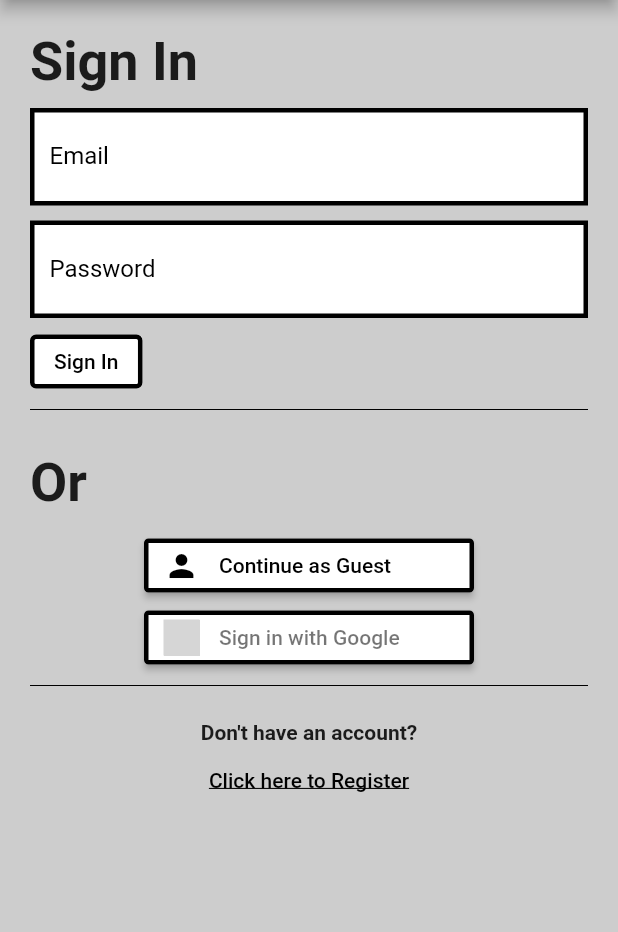
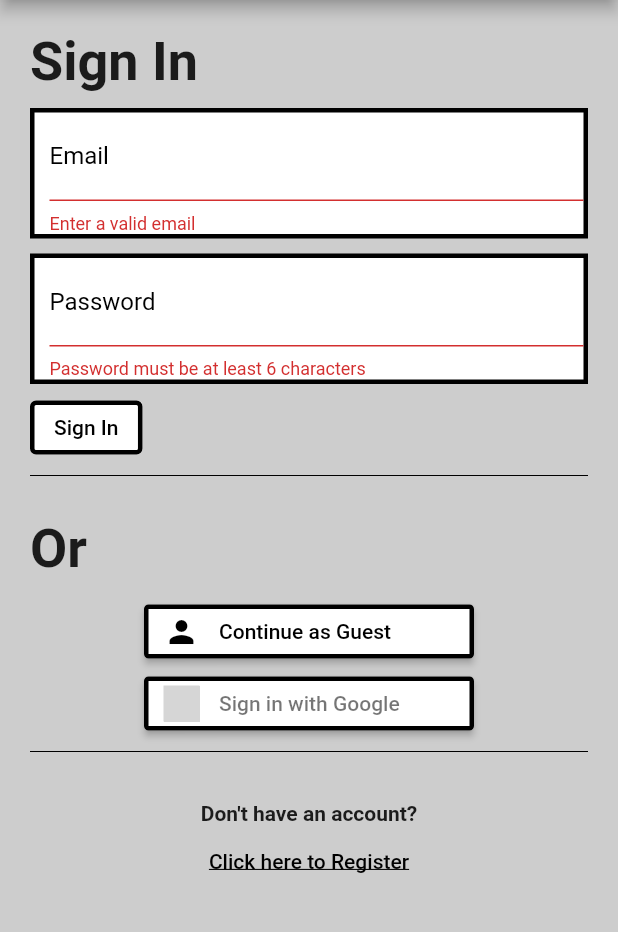
Before and after one commit to deccygpm/UofG-Prepare, a Flutter app: the screen it shows after launch, after a tap on "Sign In", on a phone screen of 412 x 824 dp, the part 90-1022 px from its top. Run offline on Flutter 3.47's test engine with Material 2 defaults, Android fonts, the phone set to English and light mode, and no system bars; our stand-ins replace email_validator, firebase_auth, firebase_core, flutter_signin_button, font_awesome_flutter, google_fonts and 2 more; accounts and stored records are empty; grey boxes are pictures that could not be loaded.

Commit message:
[#20] Added client side validation and some refactoring

```diff
--- a/lib/home/home.dart
+++ b/lib/home/home.dart
@@ -12,7 +12,9 @@ class Home extends StatelessWidget {
         stream: AuthService().userStream,
         builder: (context, snapshot) {
           if (snapshot.connectionState == ConnectionState.waiting) {
-            return const Text("loading");
+            return const Center(
+              child: CircularProgressIndicator(),
+            );
           } else if (snapshot.hasError) {
             return const Text("error");
           } else if (snapshot.hasData) {
--- a/lib/login/login.dart
+++ b/lib/login/login.dart
@@ -1,19 +1,32 @@
-import 'dart:io' show Platform;
-
+import 'package:email_validator/email_validator.dart';
 import 'package:flutter/material.dart';
-import 'package:flutter_signin_button/flutter_signin_button.dart';
+import 'package:l2_transition/login/login_buttons.dart';
+import 'package:l2_transition/login/register_link.dart';
+import 'package:l2_transition/main.dart';
 import 'package:l2_transition/shared/shared.dart';
 
 import '../services/auth.dart';
 
-// ignore: must_be_immutable
-class LoginScreen extends StatelessWidget {
+class LoginScreen extends StatefulWidget {
   LoginScreen({
     Key? key,
   }) : super(key: key);
 
-  String email = "";
-  String password = "";
+  @override
+  State<LoginScreen> createState() => _LoginScreenState();
+}
+
+class _LoginScreenState extends State<LoginScreen> {
+  final formKey = GlobalKey<FormState>();
+  final emailController = TextEditingController();
+  final passwordController = TextEditingController();
+
+  @override
+  void dispose() {
+    emailController.dispose();
+    passwordController.dispose();
+    super.dispose();
+  }
 
   @override
   Widget build(BuildContext context) {
@@ -24,6 +37,11 @@ class LoginScreen extends StatelessWidget {
           child:
               Column(crossAxisAlignment: CrossAxisAlignment.start, children: [
             const Headline(data: "Sign In"),
+            Form(
+              key: formKey,
+              child: Column(
+                crossAxisAlignment: CrossAxisAlignment.start,
+                children: [
                   Container(
                     decoration: BoxDecoration(
                         color: Colors.white,
@@ -33,12 +51,16 @@ class LoginScreen extends StatelessWidget {
                         )),
                     child: Padding(
                         padding: const EdgeInsets.only(left: 10),
-                  child: TextField(
-                    onChanged: (value) {
-                      email = value;
-                    },
+                        child: TextFormField(
+                          controller: emailController,
+                          textInputAction: TextInputAction.next,
                           keyboardType: TextInputType.emailAddress,
                           decoration: const InputDecoration(labelText: "Email"),
+                          autovalidateMode: AutovalidateMode.onUserInteraction,
+                          validator: (email) =>
+                              email != null && !EmailValidator.validate(email)
+                                  ? 'Enter a valid email'
+                                  : null,
                         )),
                   ),
                   Padding(
@@ -52,20 +74,41 @@ class LoginScreen extends StatelessWidget {
                           )),
                       child: Padding(
                           padding: const EdgeInsets.only(left: 10),
-                    child: TextField(
+                          child: TextFormField(
+                            controller: passwordController,
                             obscureText: true,
-                      onChanged: (value) {
-                        password = value;
-                      },
-                      keyboardType: TextInputType.emailAddress,
-                      decoration: const InputDecoration(labelText: "Password"),
+                            textInputAction: TextInputAction.done,
+                            decoration:
+                                const InputDecoration(labelText: "Password"),
+                            autovalidateMode:
+                                AutovalidateMode.onUserInteraction,
+                            validator: (password) =>
+                                password != null && !(password.length > 6)
+                                    ? 'Password must be at least 6 characters'
+                                    : null,
                           )),
                     ),
                   ),
                   Padding(
                     padding: const EdgeInsets.only(top: 5),
                     child: OutlinedButton(
-                onPressed: () => AuthService().emailSignIn(email, password),
+                      onPressed: () {
+                        final isValid = formKey.currentState!.validate();
+                        if (!isValid) return;
+
+                        showDialog(
+                            context: context,
+                            barrierDismissible: true,
+                            builder: (context) => const Center(
+                                  child: CircularProgressIndicator(),
+                                ));
+
+                        AuthService().emailSignIn(emailController.text.trim(),
+                            passwordController.text.trim());
+
+                        navigatorKey.currentState!
+                            .popUntil((route) => route.isFirst);
+                      },
                       style: OutlinedButton.styleFrom(
                         backgroundColor: Colors.white,
                         side: const BorderSide(color: Colors.black, width: 3),
@@ -76,60 +119,16 @@ class LoginScreen extends StatelessWidget {
                       ),
                     ),
                   ),
+                ],
+              ),
+            ),
             const Divider(
               color: Colors.black,
             ),
-            const Headline(
-              data: "Or",
-            ),
-            Center(
-              child: Column(
-                children: [
-                  SignInButtonBuilder(
-                    shape: RoundedRectangleBorder(
-                        side: const BorderSide(width: 3, color: Colors.black),
-                        borderRadius: BorderRadius.circular(3)),
-                    backgroundColor: Colors.white,
-                    onPressed: () => AuthService().guestLogin(),
-                    text: 'Continue as Guest',
-                    icon: Icons.person,
-                    fontSize: 14.0,
-                    iconColor: Colors.black,
-                    textColor: Colors.black,
-                  ),
-                  SignInButton(Buttons.Google,
-                      shape: RoundedRectangleBorder(
-                          side: const BorderSide(color: Colors.black, width: 3),
-                          borderRadius: BorderRadius.circular(3)),
-                      onPressed: () => AuthService().googleLogin()),
-                  if (Platform.isIOS)
-                    SignInButton(Buttons.Apple,
-                        shape: RoundedRectangleBorder(
-                            side:
-                                const BorderSide(color: Colors.black, width: 3),
-                            borderRadius: BorderRadius.circular(3)),
-                        onPressed: () => AuthService().signInWithApple()),
-                  const Divider(
-                    color: Colors.black,
-                  ),
-                  const Padding(
-                      padding: EdgeInsets.only(top: 15),
-                      child: Text(
-                        "Don't have an account?",
-                        style: TextStyle(fontWeight: FontWeight.bold),
-                      )),
-                  TextButton(
-                      onPressed: () =>
-                          Navigator.pushNamed(context, '/login/register'),
-                      child: const Text(
-                        "Click here to Register",
-                        style: TextStyle(
-                            color: Colors.black,
-                            decoration: TextDecoration.underline),
-                      )),
-                ],
-              ),
-            ),
+            const Headline(data: 'Or'),
+            const LoginButtons(),
+            const Divider(color: Colors.black),
+            const RegisterLink(),
           ]),
         ));
   }
--- /dev/null
+++ b/lib/login/login_buttons.dart
@@ -0,0 +1,45 @@
+import 'dart:io' show Platform;
+
+import 'package:flutter/material.dart';
+import 'package:flutter_signin_button/flutter_signin_button.dart';
+
+import '../services/auth.dart';
+
+class LoginButtons extends StatelessWidget {
+  const LoginButtons({
+    Key? key,
+  }) : super(key: key);
+
+  @override
+  Widget build(BuildContext context) {
+    return Center(
+      child: Column(
+        children: [
+          SignInButtonBuilder(
+            shape: RoundedRectangleBorder(
+                side: const BorderSide(width: 3, color: Colors.black),
+                borderRadius: BorderRadius.circular(3)),
+            backgroundColor: Colors.white,
+            onPressed: () => AuthService().guestLogin(),
+            text: 'Continue as Guest',
+            icon: Icons.person,
+            fontSize: 14.0,
+            iconColor: Colors.black,
+            textColor: Colors.black,
+          ),
+          SignInButton(Buttons.Google,
+              shape: RoundedRectangleBorder(
+                  side: const BorderSide(color: Colors.black, width: 3),
+                  borderRadius: BorderRadius.circular(3)),
+              onPressed: () => AuthService().googleLogin()),
+          if (Platform.isIOS)
+            SignInButton(Buttons.Apple,
+                shape: RoundedRectangleBorder(
+                    side: const BorderSide(color: Colors.black, width: 3),
+                    borderRadius: BorderRadius.circular(3)),
+                onPressed: () => AuthService().signInWithApple()),
+        ],
+      ),
+    );
+  }
+}
--- /dev/null
+++ b/lib/login/register_link.dart
@@ -0,0 +1,33 @@
+import 'package:flutter/material.dart';
+
+class RegisterLink extends StatelessWidget {
+  const RegisterLink({
+    Key? key,
+  }) : super(key: key);
+
+  @override
+  Widget build(BuildContext context) {
+    return Center(
+      child: Padding(
+        padding: const EdgeInsets.only(top: 25),
+        child: Column(
+          children: [
+            const Text(
+              "Don't have an account?",
+              style: TextStyle(fontWeight: FontWeight.bold),
+            ),
+            TextButton(
+                onPressed: () =>
+                    Navigator.pushNamed(context, '/login/register'),
+                child: const Text(
+                  "Click here to Register",
+                  style: TextStyle(
+                      color: Colors.black,
+                      decoration: TextDecoration.underline),
+                )),
+          ],
+        ),
+      ),
+    );
+  }
+}
--- a/lib/main.dart
+++ b/lib/main.dart
@@ -17,6 +17,8 @@ class App extends StatefulWidget {
   State<App> createState() => _AppState();
 }
 
+final navigatorKey = GlobalKey<NavigatorState>();
+
 class _AppState extends State<App> {
   final Future<FirebaseApp> _initialization = Firebase.initializeApp(
     options: DefaultFirebaseOptions.currentPlatform,
@@ -29,6 +31,7 @@ class _AppState extends State<App> {
         builder: (context, snapshot) {
           if (snapshot.connectionState == ConnectionState.done) {
             return MaterialApp(
+              navigatorKey: navigatorKey,
               routes: appRoutes,
               theme: appTheme,
             );
--- a/pubspec.yaml
+++ b/pubspec.yaml
@@ -42,6 +42,7 @@ dependencies:
   crypto: ^3.0.2
   flutter_signin_button: ^2.0.0
   provider: ^6.0.4
+  email_validator: ^2.1.17
 
 dev_dependencies:
   flutter_test:
```
Also changed, not shown: pubspec.lock. Lines whose indentation alone changed are shown as unchanged.
